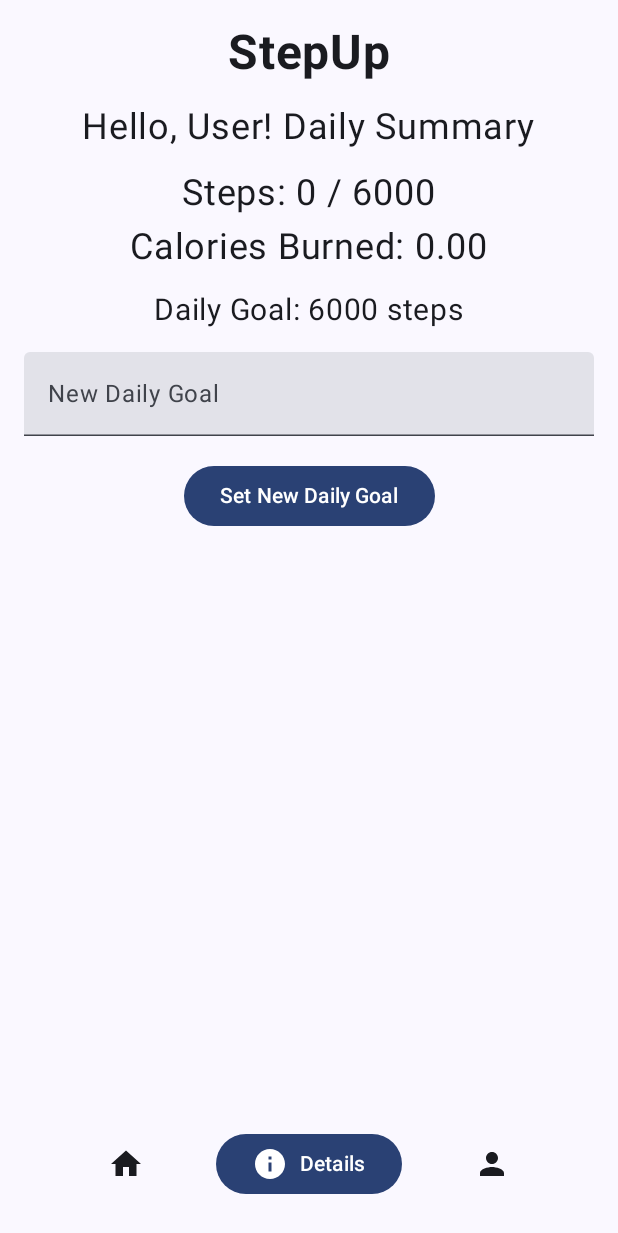
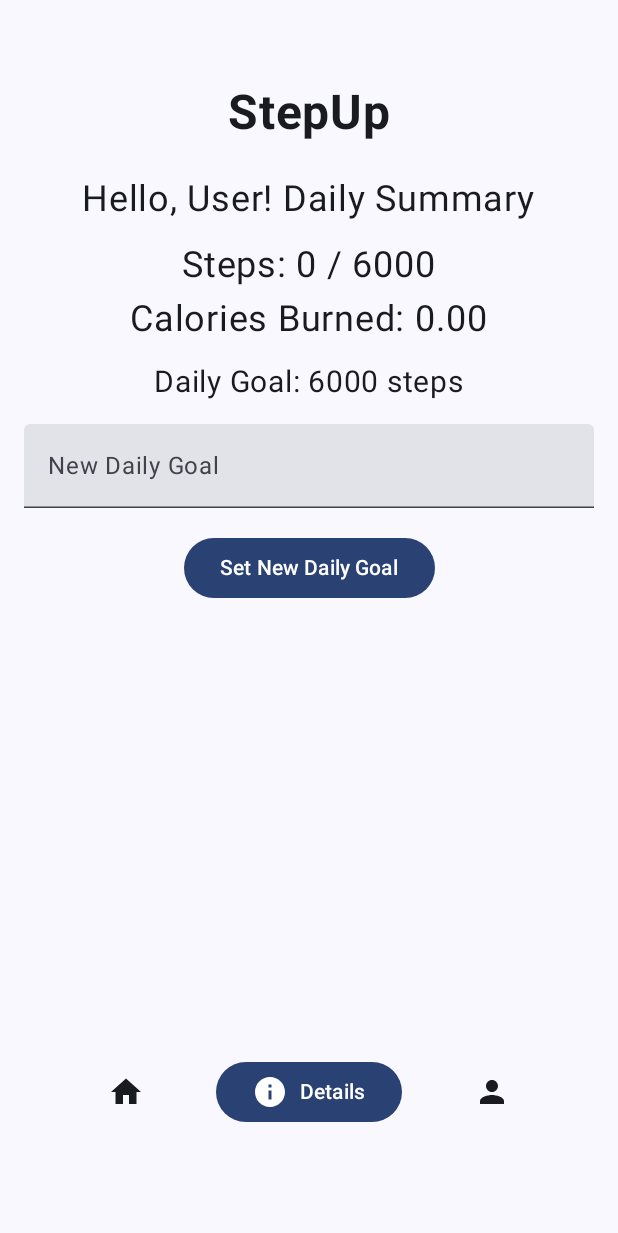
Before and after one commit to varelam-bzz/stepup, an Android app built with Jetpack Compose: the screen it shows after launch (MainActivity), on a phone screen of 412 x 824 dp. Shown: the top 1233 px of the screen. Run offline under Robolectric (Android 15) with nearby library versions, the light colour scheme and no system bars.

Commit message:
Header refactoring and beautifying

```diff
--- a/app/src/main/java/ch/matiasfederico/stepup/MainActivity.kt
+++ b/app/src/main/java/ch/matiasfederico/stepup/MainActivity.kt
@@ -20,6 +20,7 @@ import androidx.compose.ui.text.input.KeyboardType
 import androidx.compose.ui.unit.dp
 import androidx.compose.ui.unit.sp
 import ch.matiasfederico.stepup.ui.theme.Footer
+import ch.matiasfederico.stepup.ui.theme.Header
 import ch.matiasfederico.stepup.ui.theme.StepupTheme
 import ch.matiasfederico.stepup.ui.theme.SummaryScreen
 import com.google.accompanist.permissions.ExperimentalPermissionsApi
@@ -117,7 +118,7 @@ fun MainScreen(
         Column(
             modifier = Modifier
                 .fillMaxSize()
-                .padding(16.dp),
+                .padding(start = 16.dp, end = 16.dp, top = 48.dp, bottom = 64.dp), // Adjusted bottom padding
             verticalArrangement = Arrangement.SpaceBetween,
             horizontalAlignment = Alignment.CenterHorizontally,
         ) {
@@ -129,12 +130,7 @@ fun MainScreen(
                 horizontalAlignment = Alignment.CenterHorizontally,
                 verticalArrangement = Arrangement.Top,
             ) {
-                Text(
-                    text = "StepUp",
-                    fontSize = 32.sp,
-                    fontWeight = FontWeight.Bold,
-                    modifier = Modifier.padding(bottom = 16.dp)
-                )
+                Header()
                 Text(
                     text = "Hello, $username! Daily Summary",
                     fontSize = 24.sp,
--- /dev/null
+++ b/app/src/main/java/ch/matiasfederico/stepup/ui/theme/Header.kt
@@ -0,0 +1,29 @@
+package ch.matiasfederico.stepup.ui.theme
+
+import androidx.compose.foundation.layout.Arrangement
+import androidx.compose.foundation.layout.Row
+import androidx.compose.foundation.layout.fillMaxWidth
+import androidx.compose.foundation.layout.padding
+import androidx.compose.material3.Text
+import androidx.compose.runtime.Composable
+import androidx.compose.ui.Modifier
+import androidx.compose.ui.text.font.FontWeight
+import androidx.compose.ui.unit.dp
+import androidx.compose.ui.unit.sp
+
+@Composable
+fun Header() {
+    Row(
+        modifier = Modifier
+            .fillMaxWidth()
+            .padding(8.dp),
+        horizontalArrangement = Arrangement.SpaceEvenly
+    ) {
+        Text(
+            text = "StepUp",
+            fontSize = 32.sp,
+            fontWeight = FontWeight.Bold,
+            modifier = Modifier.padding(bottom = 16.dp)
+        )
+    }
+}
```
